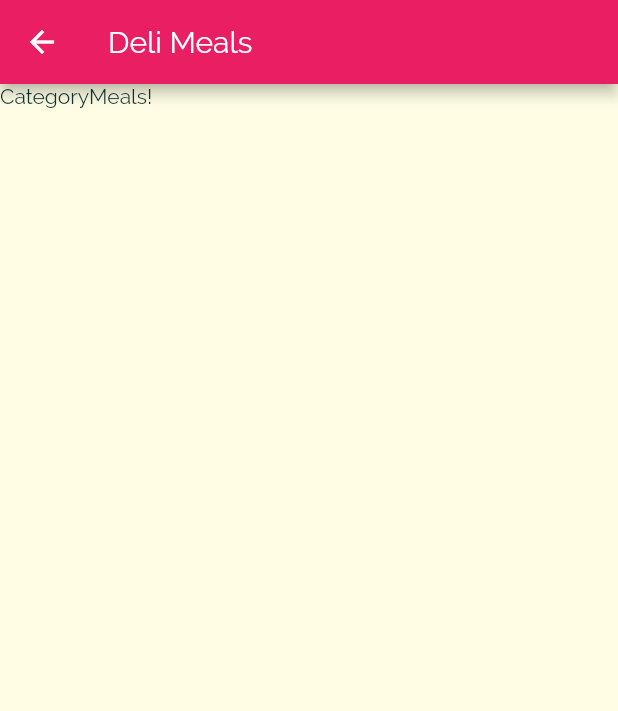
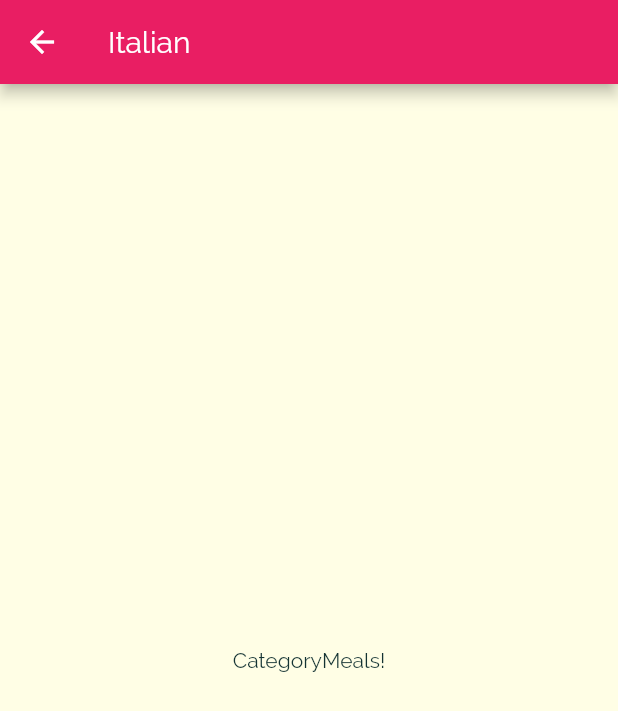
Before and after one commit to dinkelaker/flutter-meals-app, a Flutter app: the screen it shows after launch, after a tap on "Italian", on a phone screen of 412 x 824 dp. Shown: the top 711 px of the screen. Run offline on Flutter 3.47's test engine with Material 2 defaults, Android fonts, the phone set to English and light mode, and no system bars.

Commit message:
Navigator enables switching screens

```diff
--- a/lib/widgets/categories_screen.dart
+++ b/lib/widgets/categories_screen.dart
@@ -3,7 +3,6 @@ import 'package:flutter/material.dart';
 import '../models/category.dart';
 
 import 'category_item.dart';
-
 
 class CategoriesScreen extends StatelessWidget {
   final List<Category> categories;
@@ -18,15 +17,13 @@ class CategoriesScreen extends StatelessWidget {
       ),
       body: GridView(
         padding: EdgeInsets.all(15),
-        children:
-
-          categories.map(
-            (catData) => CategoryItem(
-                catData.title,
-                catData.color,
-              )
-          )
-          .toList(),
+        children: categories
+            .map((catData) => CategoryItem(
+                  catData.id,
+                  catData.title,
+                  catData.color,
+                ))
+            .toList(),
         gridDelegate: SliverGridDelegateWithMaxCrossAxisExtent(
           maxCrossAxisExtent: 200,
           childAspectRatio: 3 / 2,
--- a/lib/widgets/category_item.dart
+++ b/lib/widgets/category_item.dart
@@ -3,14 +3,15 @@ import 'package:flutter/material.dart';
 import 'category_meals_screen.dart';
 
 class CategoryItem extends StatelessWidget {
+  final String id;
   final String title;
   final Color color;
 
-  const CategoryItem(this.title, this.color);
+  const CategoryItem(this.id, this.title, this.color);
 
   void selectCategory(BuildContext ctxt) {
     Navigator.of(ctxt).push(MaterialPageRoute(builder: (_) {
-      return CategoryMealsScreen();
+      return CategoryMealsScreen(title: title);
     }));
   }
 
--- a/lib/widgets/category_meals_screen.dart
+++ b/lib/widgets/category_meals_screen.dart
@@ -1,13 +1,17 @@
 import 'package:flutter/material.dart';
 
 class CategoryMealsScreen extends StatelessWidget {
+  final String title;
+
+  const CategoryMealsScreen({Key key, this.title}) : super(key: key);
+
   @override
   Widget build(BuildContext context) {
     return Scaffold(
       appBar: AppBar(
-        title: const Text('Deli Meals'),
+        title: Text(title),
       ),
-      body: Text('CategoryMeals!'),
+      body: Center(child: Text('CategoryMeals!')),
     );
   }
 }
```
